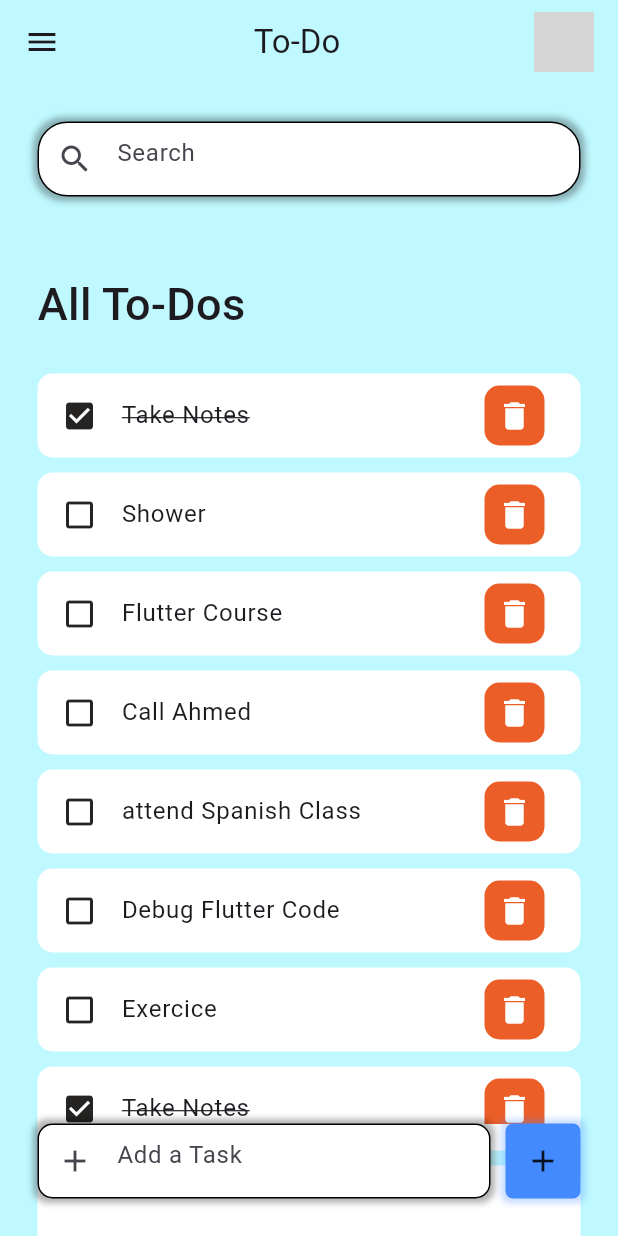
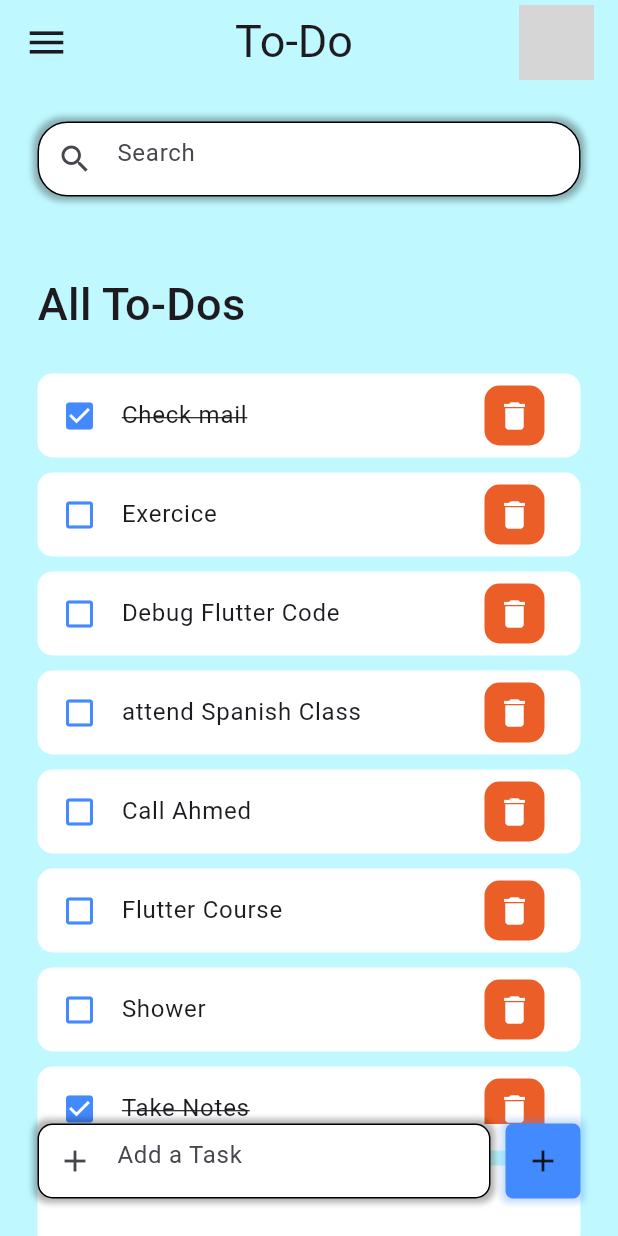
Before and after one commit to ahbarabdellah/Flutter-To-Do-List-App, a Flutter app: the screen it shows after launch, on a phone screen of 412 x 824 dp. Run offline on Flutter 3.47's test engine with Material 3 defaults, Android fonts, the phone set to English and light mode, and no system bars; network calls fail; grey boxes are pictures that could not be loaded.

Commit message:
add functionalities to the app : delete an item / add an item / mark an item as done

```diff
--- a/lib/main.dart
+++ b/lib/main.dart
@@ -19,13 +19,13 @@ class MyApp extends StatelessWidget {
         colorScheme: ColorScheme.fromSeed(seedColor: Colors.deepPurple),
         useMaterial3: true,
       ),
-      home: MyHomePage(),
+      home: const MyHomePage(),
     );
   }
 }
 
 class MyHomePage extends StatefulWidget {
-  MyHomePage({
+  const MyHomePage({
     super.key,
   });
 
@@ -35,6 +35,55 @@ class MyHomePage extends StatefulWidget {
 
 class _MyHomePageState extends State<MyHomePage> {
   final todoslist = ToDo.toDoList();
+
+  final TextEditingController addtodocontroller = TextEditingController();
+
+  void marktodo(ToDo todo) {
+    setState(() {
+      todo.isDone = !todo.isDone;
+    });
+  }
+
+  void deletetodo(ToDo todo) {
+    setState(() {
+      todoslist.remove(todo);
+    });
+  }
+
+  void addTodo2todolist() {
+    if (addtodocontroller.text.trim().isNotEmpty) {
+      int id = 0;
+      if (todoslist.isNotEmpty) {
+        id = todoslist.last.ids! + 1;
+      } else {
+        id = 1;
+      }
+
+      setState(() {
+        todoslist.add(ToDo(ids: id, task: addtodocontroller.text.trim()));
+        addtodocontroller.clear();
+      });
+    } else {
+      var snackBar = const SnackBar(
+        backgroundColor: Colors.red,
+        content: Row(
+          mainAxisAlignment: MainAxisAlignment.center,
+          children: [
+            Icon(
+              Icons.cancel,
+              color: Colors.white,
+            ),
+            SizedBox(width: 10),
+            Text(
+              'Please enter a task ! ',
+              style: TextStyle(color: Colors.white),
+            )
+          ],
+        ),
+      );
+      ScaffoldMessenger.of(context).showSnackBar(snackBar);
+    }
+  }
 
   @override
   Widget build(BuildContext context) {
@@ -63,12 +112,45 @@ class _MyHomePageState extends State<MyHomePage> {
                         ),
                       ),
                     ),
-                    for (ToDo todo in todoslist) ToDoItem(todo: todo),
+                    for (ToDo todo in todoslist.reversed)
+                      ToDoItem(
+                        todo: todo,
+                        marktodo: marktodo,
+                        deleteTodo: deletetodo,
+                      ),
                   ],
                 ),
               ),
             ),
-            Align(
+            AddToDo(
+                addtodocontroller: addtodocontroller,
+                todos: todoslist,
+                addTodo2todolist: addTodo2todolist)
+          ],
+        ),
+      ),
+    );
+  }
+}
+
+class AddToDo extends StatefulWidget {
+  final TextEditingController addtodocontroller;
+  final List<ToDo> todos;
+  final addTodo2todolist;
+  const AddToDo(
+      {super.key,
+      required this.addtodocontroller,
+      required this.todos,
+      required this.addTodo2todolist});
+
+  @override
+  State<AddToDo> createState() => _AddToDoState();
+}
+
+class _AddToDoState extends State<AddToDo> {
+  @override
+  Widget build(BuildContext context) {
+    return Align(
       alignment: Alignment.bottomCenter,
       child: Row(
         mainAxisAlignment: MainAxisAlignment.center,
@@ -80,19 +162,18 @@ class _MyHomePageState extends State<MyHomePage> {
                   boxShadow: [
                     BoxShadow(
                       color: const Color.fromARGB(255, 0, 0, 0)
-                                  .withOpacity(
-                                      0.3), // Shadow color with opacity
+                          .withOpacity(0.3), // Shadow color with opacity
                       spreadRadius: 3, // Spread radius
                       blurRadius: 3, // Blur radius
-                              offset:
-                                  Offset(0, 0), // Changes position of shadow
+                      offset: const Offset(0, 0), // Changes position of shadow
                     ),
                   ],
                   border: Border.all(color: Colors.black),
                   borderRadius: BorderRadius.circular(10),
                   color: Colors.white),
-                      child: const TextField(
-                        decoration: InputDecoration(
+              child: TextField(
+                controller: widget.addtodocontroller,
+                decoration: const InputDecoration(
                     prefixIcon: Icon(Icons.add),
                     hintText: "Add a Task",
                     border: InputBorder.none),
@@ -103,18 +184,17 @@ class _MyHomePageState extends State<MyHomePage> {
             width: 10,
           ),
           GestureDetector(
-                      onTap: () {},
+              onTap: widget.addTodo2todolist,
               child: Container(
                   decoration: BoxDecoration(
                       boxShadow: [
                         BoxShadow(
                           color: const Color.fromARGB(255, 68, 138, 255)
-                                      .withOpacity(
-                                          0.3), // Shadow color with opacity
+                              .withOpacity(0.3), // Shadow color with opacity
                           spreadRadius: 3, // Spread radius
                           blurRadius: 3, // Blur radius
-                                  offset: const Offset(
-                                      0, 0), // Changes position of shadow
+                          offset:
+                              const Offset(0, 0), // Changes position of shadow
                         ),
                       ],
                       color: const Color.fromARGB(255, 68, 138, 255),
@@ -123,10 +203,6 @@ class _MyHomePageState extends State<MyHomePage> {
                   height: 50,
                   child: const Icon(Icons.add))),
         ],
-              ),
-            )
-          ],
-        ),
       ),
     );
   }
@@ -143,7 +219,7 @@ class SearchBox extends StatelessWidget {
       decoration: BoxDecoration(
           boxShadow: [
             BoxShadow(
-              color: Color.fromARGB(255, 0, 0, 0)
+              color: const Color.fromARGB(255, 0, 0, 0)
                   .withOpacity(0.3), // Shadow color with opacity
               spreadRadius: 3, // Spread radius
               blurRadius: 3, // Blur radius
@@ -170,14 +246,22 @@ AppBar buildAppBar() {
     title: Row(
       mainAxisAlignment: MainAxisAlignment.spaceBetween,
       children: [
-        const Icon(Icons.menu),
-        const Text('To-Do'),
-        SizedBox(
-          width: 40,
-          height: 40,
+        const Icon(
+          Icons.menu,
+          size: 30,
+        ),
+        const Text(
+          'To-Do',
+          style: TextStyle(fontSize: 30),
+        ),
+        Container(
+          decoration: BoxDecoration(borderRadius: BorderRadius.circular(20)),
+          width: 50,
+          height: 50,
           child: ClipRRect(
+            borderRadius: BorderRadius.circular(25),
             child: Image.network(
-                "https://pfpmaker.com/_nuxt/img/martin.f86f81e.webp"),
+                "https://avatars.githubusercontent.com/u/71067263?v=4"),
           ),
         )
       ],
--- a/lib/widgets/todo_item.dart
+++ b/lib/widgets/todo_item.dart
@@ -4,7 +4,13 @@ import 'package:todo/model/to_dos.dart';
 
 class ToDoItem extends StatelessWidget {
   final ToDo todo;
-  const ToDoItem({super.key, required this.todo});
+  final Function marktodo;
+  final Function deleteTodo;
+  const ToDoItem(
+      {super.key,
+      required this.todo,
+      required this.marktodo,
+      required this.deleteTodo});
 
   @override
   Widget build(BuildContext context) {
@@ -13,11 +19,11 @@ class ToDoItem extends StatelessWidget {
       child: ListTile(
         tileColor: Colors.white,
         onTap: () {
-          print("tile");
+          marktodo(todo);
         },
         leading: Icon(
           todo.isDone ? Icons.check_box : Icons.check_box_outline_blank,
-          color: AppColors.eerieBlack,
+          color: Colors.blueAccent,
         ),
         shape: RoundedRectangleBorder(borderRadius: BorderRadius.circular(10)),
         title: Text(
@@ -27,7 +33,7 @@ class ToDoItem extends StatelessWidget {
         ),
         trailing: GestureDetector(
           onTap: () {
-            print("Icon");
+            deleteTodo(todo);
           },
           child: Container(
             height: 40,
```
Lines whose indentation alone changed are shown as unchanged.
